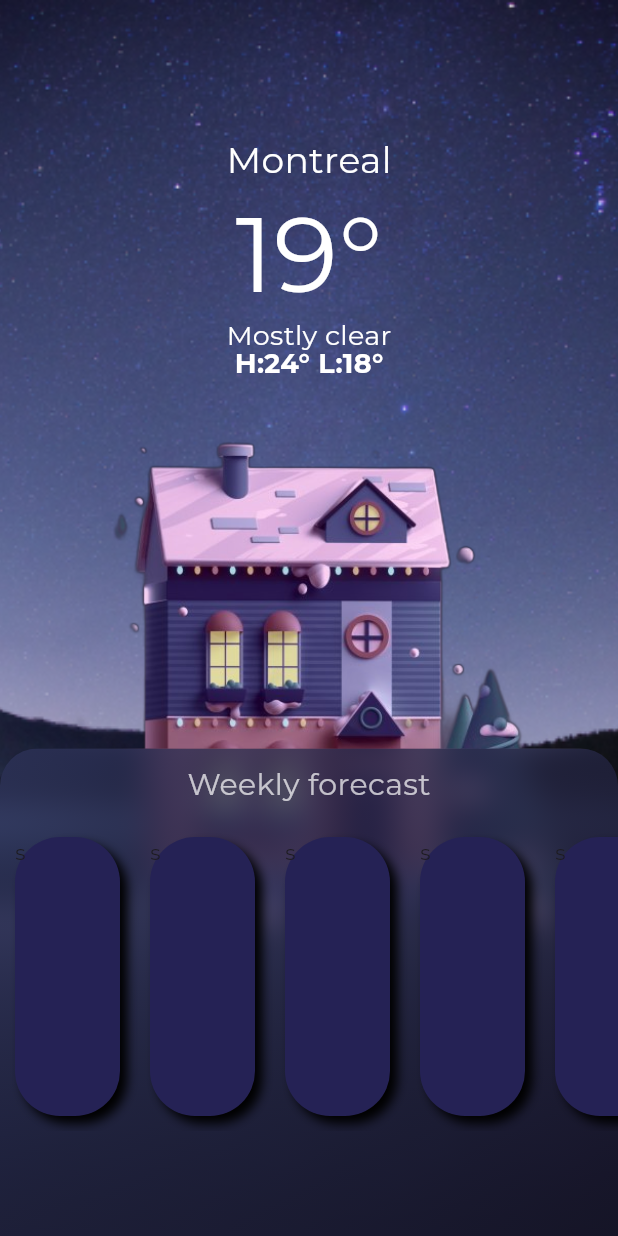
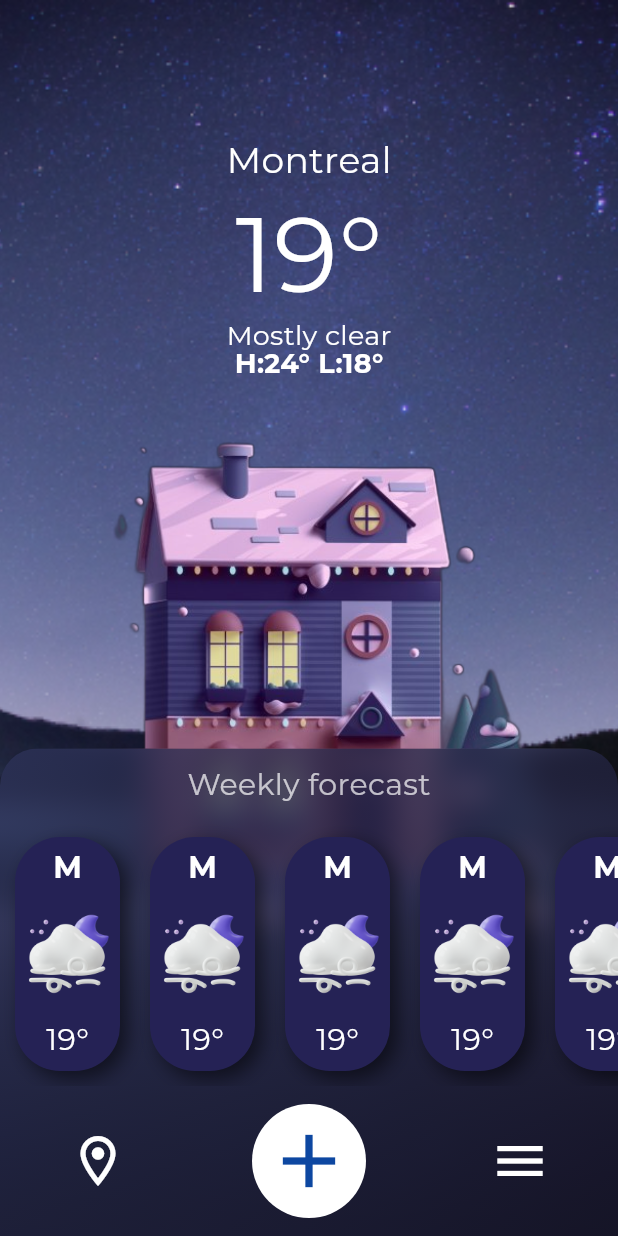
Before and after one commit to Boburbro/flutter_dars1, a Flutter app: the screen it shows after launch, on a phone screen of 412 x 824 dp. Run offline on Flutter 3.47's test engine with Material 3 defaults, Android fonts, the phone set to English and light mode, and no system bars; our stand-ins replace bloc, flutter_bloc, google_fonts.

Commit message:
30.04.2024 (1)

```diff
--- a/modul11_2_homework/lib/main.dart
+++ b/modul11_2_homework/lib/main.dart
@@ -1,6 +1,6 @@
 import 'package:flutter/material.dart';
 import 'package:google_fonts/google_fonts.dart';
-import 'package:modul11_2_homework/presentation/screens/home.dart';
+import 'presentation/screens/home.dart';
 
 void main(List<String> args) {
   runApp(const MyApp());
--- a/modul11_2_homework/lib/presentation/screens/home.dart
+++ b/modul11_2_homework/lib/presentation/screens/home.dart
@@ -1,8 +1,6 @@
 import 'dart:ui';
 
 import 'package:flutter/material.dart';
-import 'package:flutter/rendering.dart';
-import 'package:flutter/widgets.dart';
 
 class HomeScreen extends StatelessWidget {
   const HomeScreen({super.key});
@@ -58,7 +56,7 @@ class HomeScreen extends StatelessWidget {
               ),
               const SizedBox(height: 15),
               Image.asset(
-                "assets/1.png",
+                "assets/home_house.png",
                 fit: BoxFit.cover,
                 width: 350,
                 height: 350,
@@ -94,8 +92,8 @@ class HomeScreen extends StatelessWidget {
                         child: Center(
                           child: Text(
                             "Weekly forecast",
-                              style: TextStyle(
-                                  color: Colors.white70, fontSize: 20),
+                            style:
+                                TextStyle(color: Colors.white70, fontSize: 20),
                           ),
                         ),
                       ),
@@ -113,17 +111,85 @@ class HomeScreen extends StatelessWidget {
                                 color: const Color.fromARGB(255, 37, 34, 85),
                                 boxShadow: const [
                                   BoxShadow(
-                                        offset: Offset(5, 5), blurRadius: 5),
+                                    offset: Offset(5, 5),
+                                    blurRadius: 10,
+                                    color: Colors.black54,
+                                  ),
                                 ],
                               ),
-                                child: const Text("s"),
+                              child: Column(
+                                mainAxisAlignment:
+                                    MainAxisAlignment.spaceAround,
+                                children: [
+                                  const Text(
+                                    'M',
+                                    style: TextStyle(
+                                      color: Colors.white,
+                                      fontWeight: FontWeight.bold,
+                                      fontSize: 20,
+                                    ),
+                                  ),
+                                  Image.asset(
+                                    "assets/icons/moon_cloud.png",
+                                    fit: BoxFit.cover,
+                                    width: 60,
+                                    height: 60,
+                                  ),
+                                  const Text(
+                                    "19°",
+                                    style: TextStyle(
+                                      color: Colors.white,
+                                      fontSize: 20,
+                                    ),
+                                  ),
+                                ],
                               ),
                             ),
                           ),
                         ),
-                        const SizedBox(height: 70),
+                      ),
+                      SizedBox(
+                        height: 100,
+                        child: SizedBox(
+                          child: Row(
+                            mainAxisAlignment: MainAxisAlignment.spaceAround,
+                            children: [
+                              IconButton(
+                                onPressed: () {},
+                                icon: const Icon(
+                                  Icons.location_on_outlined,
+                                  size: 40,
+                                  color: Colors.white,
+                                ),
+                              ),
+                              IconButton(
+                                onPressed: () {},
+                                style: ButtonStyle(
+                                  backgroundColor: MaterialStateProperty.all(
+                                    Colors.white,
+                                  ),
+                                ),
+                                icon: Icon(
+                                  Icons.add,
+                                  size: 60,
+                                  color: Colors.blue[900],
+                                ),
+                              ),
+                              IconButton(
+                                onPressed: () {},
+                                icon: const Icon(
+                                  Icons.menu,
+                                  size: 40,
+                                  color: Colors.white,
+                                ),
+                              ),
                             ],
-                    )),
+                          ),
+                        ),
+                      ),
+                    ],
+                  ),
+                ),
               ),
             ),
           )
--- a/modul11_2_homework/pubspec.yaml
+++ b/modul11_2_homework/pubspec.yaml
@@ -60,6 +60,7 @@ flutter:
   # To add assets to your application, add an assets section, like this:
   assets:
     - assets/
+    - assets/icons/
   #   - images/a_dot_burr.jpeg
   #   - images/a_dot_ham.jpeg
 
```
Also changed, not shown: modul11_2_homework/assets/free-3d-christmas-icons-n5.jpg (deleted), modul11_2_homework/assets/home_house.png (renamed from modul11_2_homework/assets/1.png), modul11_2_homework/assets/icons/Sun cloud angled rain.png (added), modul11_2_homework/assets/icons/moon_cloud.png (added), modul11_2_homework/assets/icons/moon_cloud_rain.png (added), modul11_2_homework/assets/icons/sun_cloud_rain.png (added), modul11_2_homework/assets/icons/tornado.png (added). Lines whose indentation alone changed are shown as unchanged.
